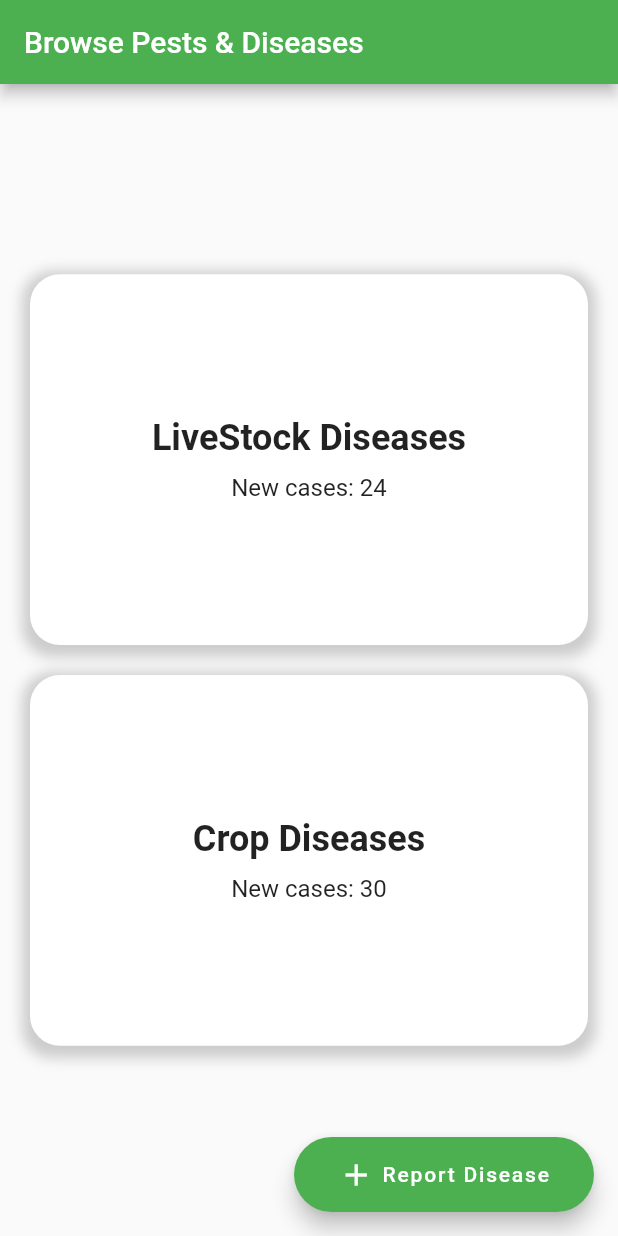
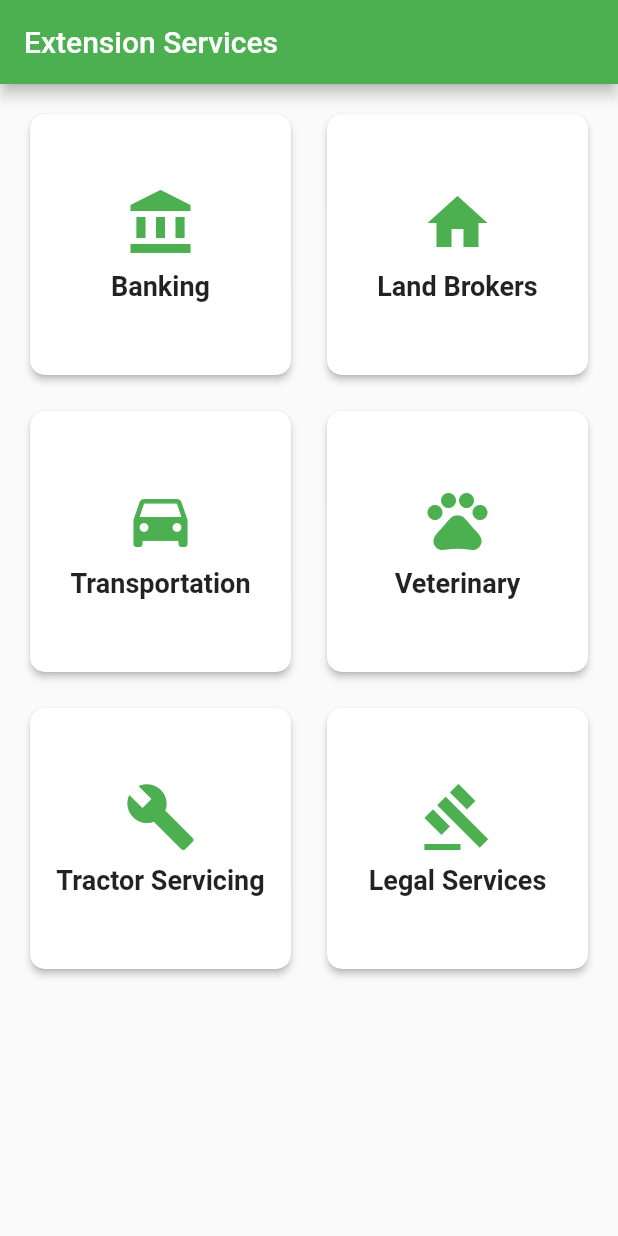
Before and after one commit to Nangeso-Roy/ict4farmers, a Flutter app: the screen it shows after launch, on a phone screen of 412 x 824 dp. Run offline on Flutter 3.47's test engine with Material 2 defaults, Android fonts, the phone set to English and light mode, and no system bars.

Commit message:
Extension services screen

```diff
--- a/lib/main.dart
+++ b/lib/main.dart
@@ -24,7 +24,7 @@ class MyApp extends StatelessWidget {
         // is not restarted.
         primarySwatch: Colors.green,
       ),
-      home: const MyHomePage(title: 'Browse Pests & Diseases'),
+      home: const MyHomePage(title: 'Extension Services'),
     );
   }
 }
@@ -63,153 +63,85 @@ class _MyHomePageState extends State<MyHomePage> {
 
   @override
   Widget build(BuildContext context) {
-
     return Scaffold(
       appBar: AppBar(
         title: Text(widget.title),
       ),
       body: Center(
-//         child: Column(
-//           mainAxisAlignment: MainAxisAlignment.center,
-//           children: <Widget>[
-//             Card(
-//               child: Column(
-//                 mainAxisSize: MainAxisSize.min,
-//                 children: <Widget>[
-//                   const ListTile(
-//                     title: Text('Diseases'),
-//                   ),
-//                   Text('New cases: 24'),
-//                 ],
-//               ),
-//             ),
-//             Card(
-//               child: Column(
-//                 mainAxisSize: MainAxisSize.min,
-//                 children: const <Widget>[
-//                   ListTile(
-//                     title: Text('Pests'),
-//                   ),
-//                   Text('New cases: 30'),
-//                 ],
-//               ),
-//             ),
-//           ],
-//         ),
-//       ),
-//      floatingActionButton: SizedBox(
-//   width: 200,
-//   height: 50,
-//   child: FloatingActionButton(
-//     onPressed: () {
-//       // Add your onPressed logic here
-//     },
-//     child: Row(
-//       mainAxisAlignment: MainAxisAlignment.center,
-//       children: <Widget>[
-//         Icon(Icons.add),
-//         Text("Report Disease"),
-//       ],
-//     ),
-//     backgroundColor: Colors.green,
-//     shape: RoundedRectangleBorder(
-//       borderRadius: BorderRadius.circular(25), // Use a high value of BorderRadius to create a pill shape
-//       // side: BorderSide(color: Colors.red),
-//     ),
-//   ),
-   child: Container(
-            margin: EdgeInsets.symmetric(horizontal: 20),
-            child: Column(
-              mainAxisAlignment: MainAxisAlignment.center,
+        child: GridView.count(
+          crossAxisCount: 2,
+          padding: EdgeInsets.all(16.0),
+          mainAxisSpacing: 16.0,
+          crossAxisSpacing: 16.0,
           children: <Widget>[
-                Container(
-                  height: MediaQuery.of(context).size.height * 0.3, // Set the height to 30% of the screen height
-                  width: double.infinity, // Set the width to occupy the entire screen width
-                  decoration: BoxDecoration(
-                    color: Colors.white,
-                    borderRadius: BorderRadius.circular(20),
-                    boxShadow: [
-                      BoxShadow(
-                        color: Colors.grey.withOpacity(0.5),
-                        spreadRadius: 5,
-                        blurRadius: 7,
-                        offset: Offset(0, 3), // changes position of shadow
+            ServiceCard(
+              label: 'Banking',
+              icon: Icons.account_balance,
             ),
-                    ],
+            ServiceCard(
+              label: 'Land Brokers',
+              icon: Icons.home,
             ),
-                  child: Column(
-                    mainAxisAlignment: MainAxisAlignment.center,
-                    children: <Widget>[
-                      Text(
-                        "LiveStock Diseases",
-                        style: TextStyle(fontSize: 24, fontWeight: FontWeight.bold),
+            ServiceCard(
+              label: 'Transportation',
+              icon: Icons.directions_car,
             ),
-                      SizedBox(height: 10),
-                      Text(
-                        "New cases: 24",
-                        style: TextStyle(fontSize: 16),
+            ServiceCard(
+              label: 'Veterinary',
+              icon: Icons.pets,
+            ),
+            ServiceCard(
+              label: 'Tractor Servicing',
+              icon: Icons.build,
+            ),
+            ServiceCard(
+              label: 'Legal Services',
+              icon: Icons.gavel,
             ),
           ],
         ),
       ),
-                SizedBox(height: 20), // Add some vertical spacing between the cards
-                Container(
-                  height: MediaQuery.of(context).size.height * 0.3, // Set the height to 30% of the screen height
-                  width: double.infinity, // Set the width to occupy the entire screen width
-                  decoration: BoxDecoration(
-                    color: Colors.white,
-                    borderRadius: BorderRadius.circular(20),
-                    boxShadow: [
-                      BoxShadow(
-                        color: Colors.grey.withOpacity(0.5),
-                        spreadRadius: 5,
-                        blurRadius: 7,
-                        offset: Offset(0, 3), // changes position of shadow
+    );
+  }
+}
+
+class ServiceCard extends StatelessWidget {
+  final String label;
+  final IconData icon;
+
+  const ServiceCard({Key? key, required this.label, required this.icon})
+      : super(key: key);
+
+  @override
+  Widget build(BuildContext context) {
+    return GestureDetector(
+      onTap: () {
+        // Add your onTap logic here
+      },
+      child: Card(
+        shape: RoundedRectangleBorder(
+          borderRadius: BorderRadius.circular(10.0),
         ),
-                    ],
-                  ),
+        elevation: 2.0,
         child: Column(
           mainAxisAlignment: MainAxisAlignment.center,
           children: <Widget>[
+            Icon(
+              icon,
+              size: 48.0,
+              color: Colors.green,
+            ),
+            SizedBox(height: 8.0),
             Text(
-                        "Crop Diseases",
-                        style: TextStyle(fontSize: 24, fontWeight: FontWeight.bold),
-                      ),
-                      SizedBox(height: 10),
-                      Text(
-                        "New cases: 30",
-                        style: TextStyle(fontSize: 16),
-                      ),
-                    ],
+              label,
+              style: TextStyle(
+                fontSize: 18.0,
+                fontWeight: FontWeight.bold,
               ),
             ),
           ],
         ),
       ),
-        ),
-        floatingActionButton: SizedBox(
-          width: 200,
-          height: 50,
-          child: FloatingActionButton(
-            onPressed: () {
-              // Add your onPressed logic here
-            },
-            child: Row(
-              mainAxisAlignment: MainAxisAlignment.center,
-              children: <Widget>[
-                Icon(Icons.add),
-                SizedBox(width: 5), // Add some spacing between the icon and text
-                Text("Report Disease"),
-              ],
-            ),
-            backgroundColor: Colors.green,
-            shape: RoundedRectangleBorder(
-              borderRadius: BorderRadius.circular(25), // Use a high value of BorderRadius to create a pill shape
-              // side: BorderSide(color: Colors.red),
-            ),
-          ),
-        ),
-
     );
   }
 }
```
Lines whose indentation alone changed are shown as unchanged.
